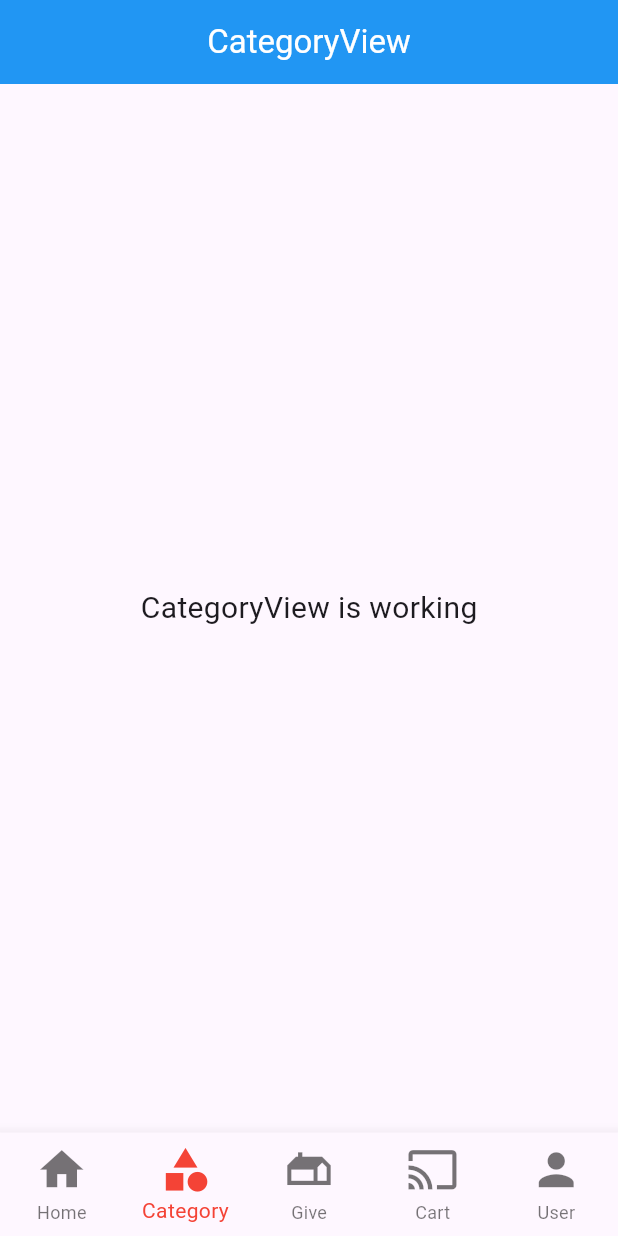
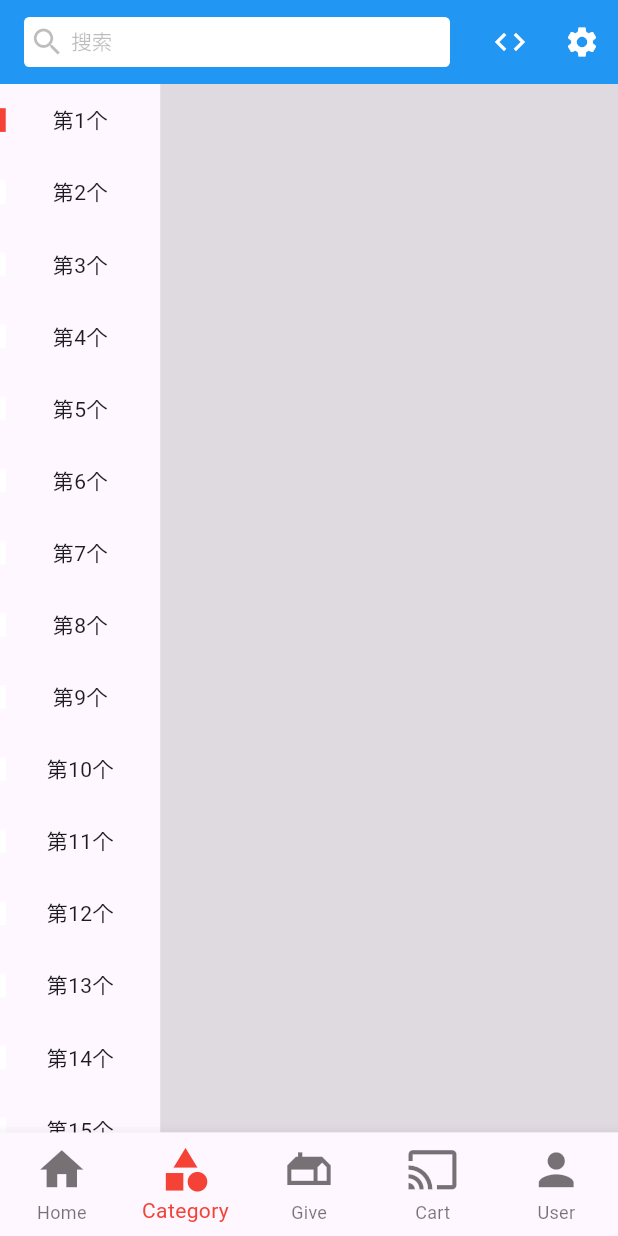
Before and after one commit to taotaotree51/xiaomishop, a Flutter app: the screen it shows after launch, swiped to page 2, on a phone screen of 412 x 824 dp. Run offline on Flutter 3.47's test engine with Material 3 defaults, Android fonts, the phone set to English and light mode, and no system bars; our stand-ins replace dio, flutter_screenutil, flutter_swiper_view, get.

Commit message:
25-11-06 commit

```diff
--- a/lib/app/modules/category/controllers/category_controller.dart
+++ b/lib/app/modules/category/controllers/category_controller.dart
@@ -3,7 +3,9 @@ import 'package:get/get.dart';
 class CategoryController extends GetxController {
   //TODO: Implement CategoryController
 
-  final count = 0.obs;
+  RxInt selectIndex = 0.obs; // 选中的索引
+
+
   @override
   void onInit() {
     super.onInit();
@@ -18,6 +20,12 @@ class CategoryController extends GetxController {
   void onClose() {
     super.onClose();
   }
-
-  void increment() => count.value++;
+/**
+ * 改变选中的索引
+ * @param index 索引
+ */
+  void changeSelectIndex(int index) {
+    selectIndex.value = index;
+    update();
+  }
 }
--- a/lib/app/modules/category/views/category_view.dart
+++ b/lib/app/modules/category/views/category_view.dart
@@ -3,6 +3,7 @@ import 'package:flutter/material.dart';
 import 'package:get/get.dart';
 
 import '../controllers/category_controller.dart';
+import 'package:flutter_screenutil/flutter_screenutil.dart';
 
 class CategoryView extends GetView<CategoryController> {
   const CategoryView({super.key});
@@ -10,14 +11,80 @@ class CategoryView extends GetView<CategoryController> {
   Widget build(BuildContext context) {
     return Scaffold(
       appBar: AppBar(
-        title: const Text('CategoryView'),
+        title: Container(
+          width: 800.w,
+          height: 97.h,
+          decoration: BoxDecoration(
+            color: Colors.white,
+            borderRadius: BorderRadius.circular(10.r),
+          ),
+          child: Row(
+            crossAxisAlignment: CrossAxisAlignment.center,
+            children: [
+              Padding(
+                padding: EdgeInsets.fromLTRB(10.h, 0, 4, 0),
+                child: Icon(Icons.search, color: Colors.black26),
+              ),
+
+              Text(
+                "搜索",
+                style: TextStyle(color: Colors.black26, fontSize: 40.sp),
+              ),
+            ],
+          ),
+        ),
         centerTitle: true,
+        backgroundColor: Colors.blue,
+        actions: [
+          IconButton(onPressed: () {}, icon: Icon(Icons.code)),
+          IconButton(onPressed: () {}, icon: Icon(Icons.settings)),
+        ],
+        elevation: 0, //去掉阴影
       ),
-      body: const Center(
-        child: Text(
-          'CategoryView is working',
-          style: TextStyle(fontSize: 20),
-        ),
+      body: Row(
+        children: [
+          Container(
+            width: 280.w,
+            height: double.infinity,
+            child: ListView.builder(
+              itemBuilder: (context, index) {
+                return Container(
+                  width: double.infinity,
+                  height: 140.h,
+                  child: Obx(
+                    ()=>InkWell(
+                    onTap: () {
+                      controller.changeSelectIndex(index);
+                    },
+                    child: Stack(
+                    children: [
+                      Align(
+                        alignment: Alignment.centerLeft,
+                        child: Container(
+                          width: 10.w,
+                          height: 46.h,
+                          color: controller.selectIndex.value == index
+                              ? Colors.red
+                              : Colors.white,
+                        ),
+                      ),
+
+                      Center(
+                        child: Text("第${index + 1}个")
+                        ),
+                    ],
+                  ),
+                  )
+
+                  )
+                );
+              },
+            ),
+          ),
+          Expanded(
+            child: Container(height: double.infinity, color: Colors.black12),
+          ),
+        ],
       ),
     );
   }
--- a/lib/app/modules/tabs/controllers/tabs_controller.dart
+++ b/lib/app/modules/tabs/controllers/tabs_controller.dart
@@ -10,8 +10,8 @@ import 'package:xiaomishop/app/modules/user/views/user_view.dart';
 
 class TabsController extends GetxController {
   //TODO: Implement TabsController
-  RxInt currentIndex = 0.obs;
-  PageController pageController = PageController(initialPage: 0);
+  RxInt currentIndex = 1.obs;
+  PageController pageController = PageController(initialPage:1);
   List<Widget> pages = [
     HomeView(),
     CategoryView(),
```
